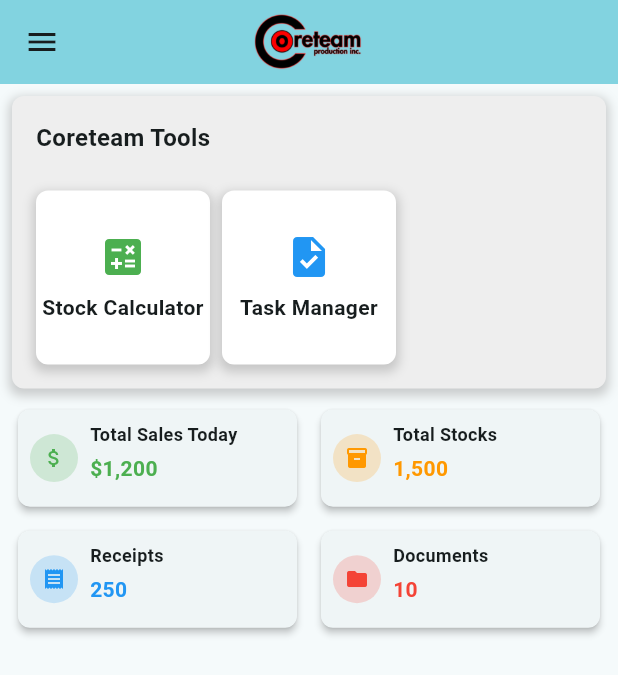
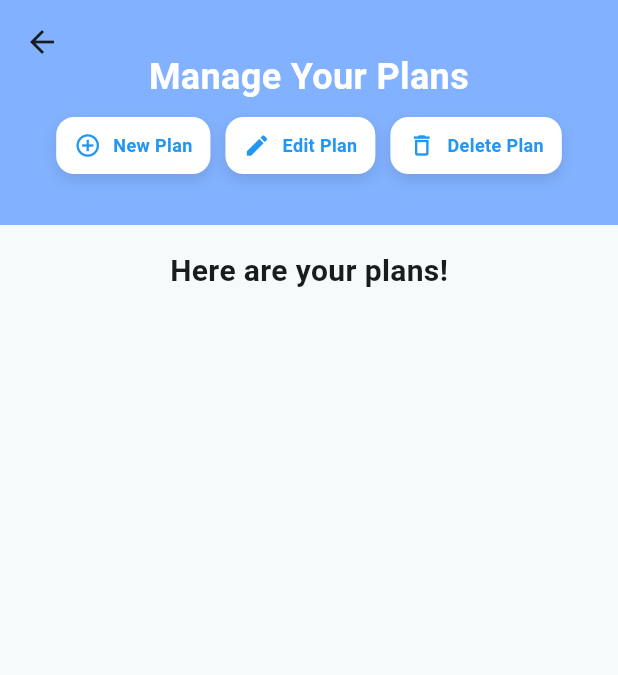
Before and after one commit to Raymond0627/ctapp2, a Flutter app: the screen it shows after launch, after a tap on "Task Manager", on a phone screen of 412 x 824 dp. Shown: the top 675 px of the screen. Run offline on Flutter 3.47's test engine with Material 3 defaults, Android fonts, the phone set to English and light mode, and no system bars; our stand-ins replace shared_preferences.

Commit message:
manage you plan ok

```diff
--- a/my_new_project/lib/homepage.dart
+++ b/my_new_project/lib/homepage.dart
@@ -1,6 +1,7 @@
 import 'package:flutter/material.dart';
 import 'drawer.dart'; // Import your custom drawer
 import 'stockcalculator.dart';
+import 'planpage.dart'; // Import the new MyPlansPage
 
 class MyHomePage extends StatefulWidget {
   const MyHomePage({super.key, required this.title});
@@ -194,10 +195,16 @@ class _MyHomePageState extends State<MyHomePage> {
                               ),
                             ),
                           ),
-                          // Task Manager (no animation)
+                          // Task Manager
                           GestureDetector(
                             onTap: () {
-                              // Add animation or action if needed
+                              // Navigate to MyPlansPage
+                              Navigator.push(
+                                context,
+                                MaterialPageRoute(
+                                  builder: (context) => const MyPlansPage(),
+                                ),
+                              );
                             },
                             child: AnimatedContainer(
                               duration: const Duration(milliseconds: 300),
@@ -207,7 +214,8 @@ class _MyHomePageState extends State<MyHomePage> {
                                 color: Colors.white,
                                 boxShadow: [
                                   BoxShadow(
-                                    color: Colors.grey.withValues(alpha: 0.5),
+                                    color: Colors.grey
+                                        .withAlpha((0.5 * 255).toInt()),
                                     spreadRadius: 2,
                                     blurRadius: 5,
                                     offset: const Offset(0, 3),
--- /dev/null
+++ b/my_new_project/lib/planpage.dart
@@ -0,0 +1,356 @@
+import 'package:flutter/material.dart';
+import 'package:shared_preferences/shared_preferences.dart';
+
+class MyPlansPage extends StatefulWidget {
+  const MyPlansPage({super.key});
+
+  @override
+  _MyPlansPageState createState() => _MyPlansPageState();
+}
+
+class _MyPlansPageState extends State<MyPlansPage> {
+  List<String> savedPlans = [];
+
+  @override
+  void initState() {
+    super.initState();
+    _loadPlans();
+  }
+
+  // Function to load saved plans from SharedPreferences
+  Future<void> _loadPlans() async {
+    SharedPreferences prefs = await SharedPreferences.getInstance();
+    setState(() {
+      savedPlans = prefs.getStringList('plans') ?? [];
+    });
+  }
+
+  @override
+  Widget build(BuildContext context) {
+    return Scaffold(
+      body: CustomScrollView(
+        slivers: [
+          // Sliver App Bar with Expandable Menu
+          SliverAppBar(
+            expandedHeight: 150.0, // Reduced height to fit screen
+            floating: false,
+            pinned: true,
+            flexibleSpace: FlexibleSpaceBar(
+              background: Container(
+                color: Colors.blueAccent.shade100,
+                padding: const EdgeInsets.all(16.0),
+                child: Column(
+                  mainAxisAlignment: MainAxisAlignment.center,
+                  children: [
+                    // Title
+                    const Text(
+                      'Manage Your Plans',
+                      style: TextStyle(
+                          fontSize: 24,
+                          fontWeight: FontWeight.bold,
+                          color: Colors.white),
+                      textAlign: TextAlign.center,
+                    ),
+                    const SizedBox(height: 10),
+                    // Horizontal Scrollable Row for Buttons
+                    SingleChildScrollView(
+                      scrollDirection: Axis.horizontal,
+                      child: Row(
+                        mainAxisAlignment: MainAxisAlignment.center,
+                        children: [
+                          _buildExpandableButton(
+                            context,
+                            title: 'New Plan',
+                            icon: Icons.add_circle_outline,
+                            onPressed: () {
+                              _showNewPlanDialog(context);
+                            },
+                          ),
+                          const SizedBox(width: 10),
+                          _buildExpandableButton(
+                            context,
+                            title: 'Edit Plan',
+                            icon: Icons.edit,
+                            onPressed: () {
+                              ScaffoldMessenger.of(context).showSnackBar(
+                                  const SnackBar(
+                                      content:
+                                          Text('Edit Plan button pressed')));
+                            },
+                          ),
+                          const SizedBox(width: 10),
+                          _buildExpandableButton(
+                            context,
+                            title: 'Delete Plan',
+                            icon: Icons.delete_outline,
+                            onPressed: () {
+                              ScaffoldMessenger.of(context).showSnackBar(
+                                  const SnackBar(
+                                      content:
+                                          Text('Delete Plan button pressed')));
+                            },
+                          ),
+                        ],
+                      ),
+                    ),
+                  ],
+                ),
+              ),
+            ),
+          ),
+          // Content below the AppBar
+          SliverList(
+            delegate: SliverChildListDelegate([
+              Padding(
+                padding: const EdgeInsets.all(16.0),
+                child: Column(
+                  children: [
+                    // Move "Here are your plans!" to the center
+                    const Center(
+                      child: Text(
+                        'Here are your plans!',
+                        style: TextStyle(
+                          fontSize: 20,
+                          fontWeight: FontWeight.bold,
+                        ),
+                      ),
+                    ),
+                    const SizedBox(height: 20),
+                    // Display saved plans
+                    ...savedPlans.map((plan) {
+                      return _buildPlanCard(plan);
+                    }).toList(),
+                  ],
+                ),
+              ),
+            ]),
+          ),
+        ],
+      ),
+    );
+  }
+
+  // Function to display a card for each saved plan with name and date
+  Widget _buildPlanCard(String plan) {
+    try {
+      final parts = plan.split(','); // Splitting the string into name and date
+
+      if (parts.length < 2) {
+        return _buildErrorCard(); // Return an error card if the plan is not in expected format
+      }
+
+      final name = parts[0].split(':')[1].trim().replaceAll("'", "");
+      final date = parts[1].split(':')[1].trim().replaceAll("'", "");
+
+      return Card(
+        margin: const EdgeInsets.symmetric(vertical: 8.0),
+        elevation: 5,
+        shape: RoundedRectangleBorder(
+          borderRadius: BorderRadius.circular(12),
+        ),
+        child: ListTile(
+          contentPadding: const EdgeInsets.all(16.0),
+          leading: Icon(
+            Icons.calendar_today,
+            color: Colors.blueAccent.shade200,
+            size: 30,
+          ),
+          title: Text(
+            name,
+            style: const TextStyle(
+              fontSize: 18,
+              fontWeight: FontWeight.bold,
+            ),
+          ),
+          subtitle: Text(
+            date,
+            style: const TextStyle(
+              fontSize: 14,
+              color: Colors.grey,
+            ),
+          ),
+          trailing: Icon(
+            Icons.arrow_forward_ios,
+            size: 20,
+            color: Colors.blueAccent.shade200,
+          ),
+          onTap: () {
+            // Optionally handle tap event (e.g., navigate to details screen)
+          },
+        ),
+      );
+    } catch (e) {
+      return _buildErrorCard(); // Return an error card if there's an issue with the parsing
+    }
+  }
+
+  // Function to display an error card when plan data is invalid
+  Widget _buildErrorCard() {
+    return Card(
+      margin: const EdgeInsets.symmetric(vertical: 8.0),
+      elevation: 5,
+      shape: RoundedRectangleBorder(
+        borderRadius: BorderRadius.circular(12),
+      ),
+      child: ListTile(
+        contentPadding: const EdgeInsets.all(16.0),
+        leading: Icon(
+          Icons.error_outline,
+          color: Colors.red,
+          size: 30,
+        ),
+        title: const Text(
+          'Invalid Plan Data',
+          style: TextStyle(
+            fontSize: 18,
+            fontWeight: FontWeight.bold,
+            color: Colors.red,
+          ),
+        ),
+        subtitle: const Text(
+          'There was an error loading this plan.',
+          style: TextStyle(
+            fontSize: 14,
+            color: Colors.grey,
+          ),
+        ),
+      ),
+    );
+  }
+
+  // Function to show dialog for creating a new plan
+  Future<void> _showNewPlanDialog(BuildContext context) async {
+    TextEditingController nameController = TextEditingController();
+    DateTime selectedDate = DateTime.now();
+
+    // Show dialog to get plan name and date
+    await showDialog(
+      context: context,
+      builder: (context) {
+        return AlertDialog(
+          title: const Text('Create New Plan'),
+          content: Column(
+            mainAxisSize: MainAxisSize.min,
+            children: [
+              TextField(
+                controller: nameController,
+                decoration: const InputDecoration(
+                  labelText: 'Plan Name',
+                ),
+              ),
+              const SizedBox(height: 10),
+              Row(
+                children: [
+                  Text('Date: ${selectedDate.toLocal()}'.split(' ')[0]),
+                  IconButton(
+                    icon: const Icon(Icons.calendar_today),
+                    onPressed: () async {
+                      final DateTime? picked = await showDatePicker(
+                        context: context,
+                        initialDate: selectedDate,
+                        firstDate: DateTime(2000),
+                        lastDate: DateTime(2101),
+                      );
+                      if (picked != null && picked != selectedDate) {
+                        selectedDate = picked;
+                      }
+                    },
+                  ),
+                ],
+              ),
+            ],
+          ),
+          actions: [
+            TextButton(
+              onPressed: () {
+                Navigator.pop(context); // Cancel
+              },
+              child: const Text('Cancel'),
+            ),
+            TextButton(
+              onPressed: () async {
+                // Save the plan details
+                if (nameController.text.isNotEmpty) {
+                  final newPlan = {
+                    'name': nameController.text,
+                    'date': selectedDate.toLocal().toString(),
+                  };
+                  // Save the plan to SharedPreferences (or a file)
+                  SharedPreferences prefs =
+                      await SharedPreferences.getInstance();
+                  List<String> plans = prefs.getStringList('plans') ?? [];
+                  plans.add(newPlan.toString());
+                  await prefs.setStringList('plans', plans);
+                  Navigator.pop(context); // Close the dialog
+                  _loadPlans(); // Reload plans
+                }
+              },
+              child: const Text('Save'),
+            ),
+          ],
+        );
+      },
+    );
+  }
+
+  // Function to create a minimalist and expandable button with individual animation
+  Widget _buildExpandableButton(
+    BuildContext context, {
+    required String title,
+    required IconData icon,
+    required VoidCallback onPressed,
+  }) {
+    ValueNotifier<bool> _isPressed = ValueNotifier<bool>(false);
+
+    return ValueListenableBuilder<bool>(
+      valueListenable: _isPressed,
+      builder: (context, isPressed, child) {
+        return GestureDetector(
+          onTap: () {
+            _isPressed.value = true;
+            // Trigger the onPressed callback after animation
+            Future.delayed(const Duration(milliseconds: 200), () {
+              _isPressed.value = false; // Reset animation after 200ms
+            });
+            onPressed(); // Call the actual action
+          },
+          child: AnimatedScale(
+            scale:
+                isPressed ? 1.2 : 1.0, // Animate scale for the clicked button
+            duration: const Duration(milliseconds: 200),
+            child: AnimatedContainer(
+              duration: const Duration(milliseconds: 300),
+              padding: const EdgeInsets.symmetric(vertical: 10, horizontal: 12),
+              decoration: BoxDecoration(
+                color: Colors.white,
+                borderRadius: BorderRadius.circular(12),
+                boxShadow: [
+                  BoxShadow(
+                    color: Colors.black.withOpacity(0.1),
+                    blurRadius: 8,
+                    offset: const Offset(0, 4),
+                  ),
+                ],
+              ),
+              child: Row(
+                mainAxisSize: MainAxisSize.min,
+                children: [
+                  Icon(icon, color: Colors.blue, size: 18), // Reduced icon size
+                  const SizedBox(width: 8),
+                  Text(
+                    title,
+                    style: const TextStyle(
+                      color: Colors.blue,
+                      fontSize: 12, // Reduced font size
+                      fontWeight: FontWeight.w600,
+                    ),
+                  ),
+                ],
+              ),
+            ),
+          ),
+        );
+      },
+    );
+  }
+}
```
